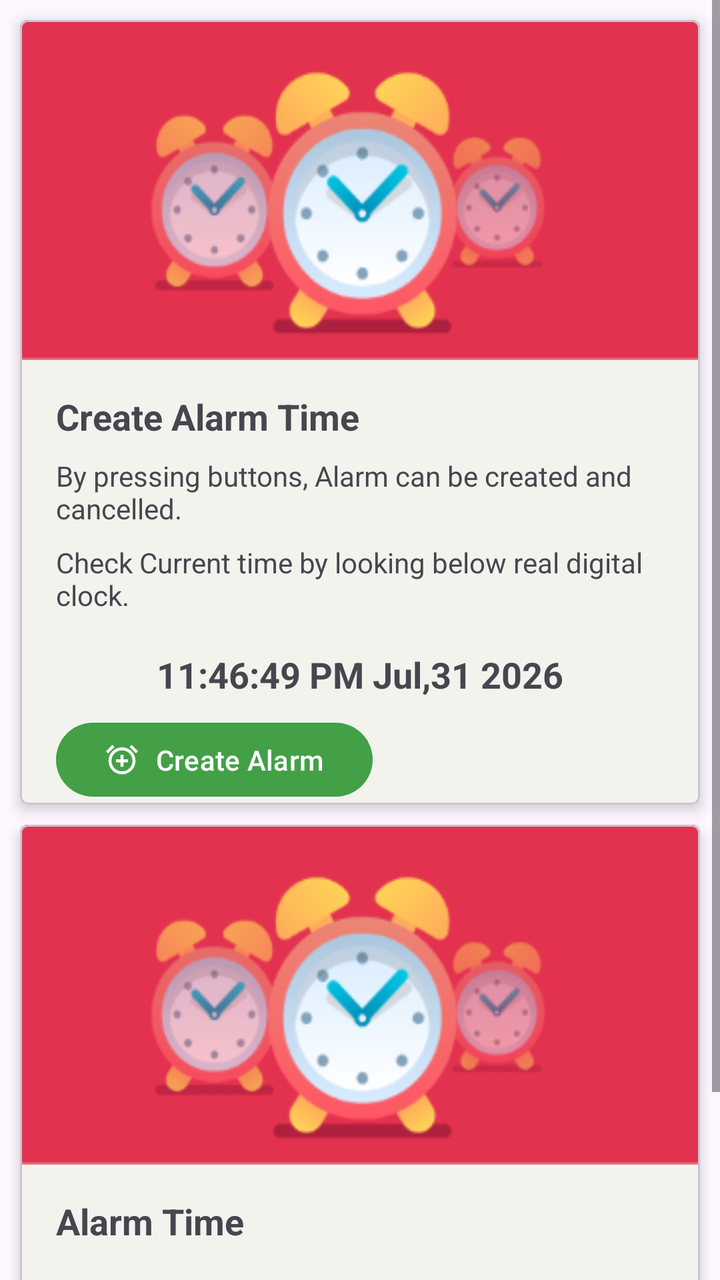
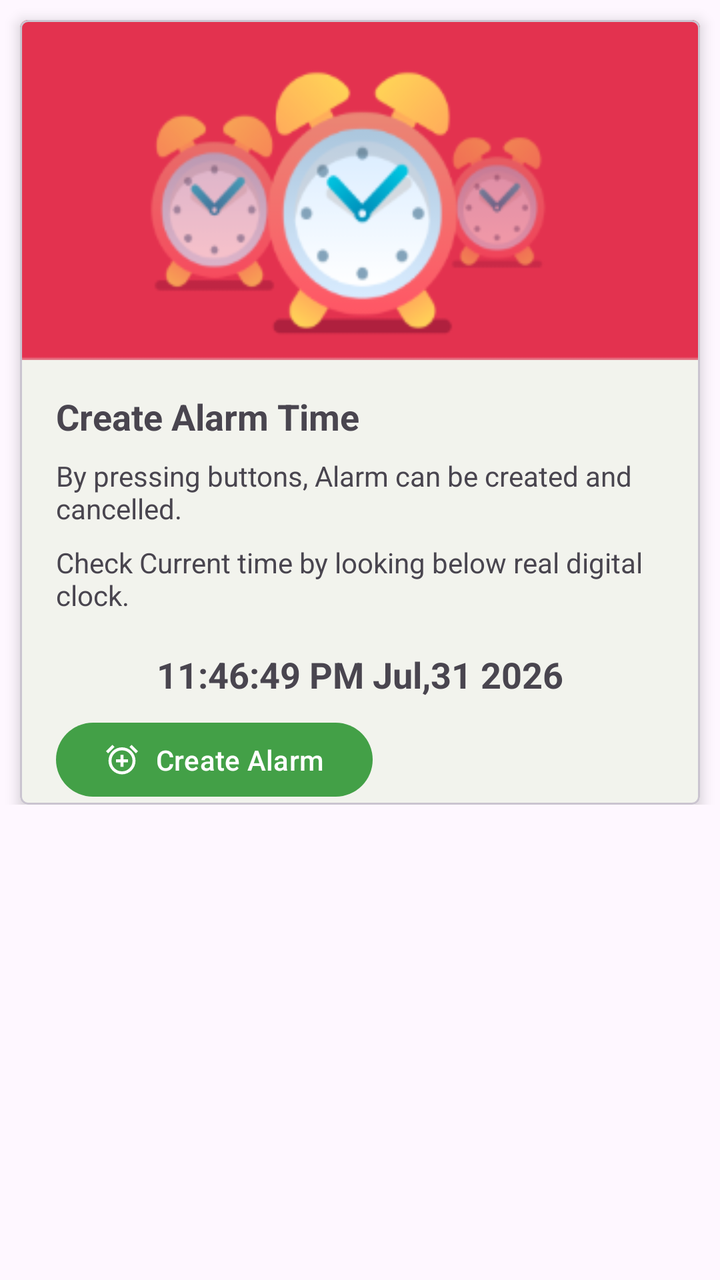

An Android layout rendered at two revisions. The XML below is the earlier revision; the diff shows what the commit changed to produce the second picture.
<!-- AndroidManifest.xml: application theme Theme._24012011140_MAD_Practical4 -->
<!-- res/layout/activity_main.xml -->
<?xml version="1.0" encoding="utf-8"?>
<androidx.constraintlayout.widget.ConstraintLayout
    xmlns:android="http://schemas.android.com/apk/res/android"
    xmlns:app="http://schemas.android.com/apk/res-auto"
    xmlns:tools="http://schemas.android.com/tools"
    android:id="@+id/main"
    android:layout_width="match_parent"
    android:layout_height="match_parent"
    tools:context=".MainActivity">

    <ScrollView
        android:layout_width="match_parent"
        android:layout_height="match_parent">

        <androidx.constraintlayout.widget.ConstraintLayout
            android:layout_width="match_parent"
            android:layout_height="wrap_content">

            

            <com.google.android.material.card.MaterialCardView
                android:id="@+id/cardCreate"
                android:layout_width="0dp"
                android:layout_height="wrap_content"
                android:layout_margin="10dp"
                app:cardCornerRadius="4dp"
                app:cardElevation="4dp"
                app:layout_constraintTop_toTopOf="parent"
                app:layout_constraintStart_toStartOf="parent"
                app:layout_constraintEnd_toEndOf="parent">

                <androidx.constraintlayout.widget.ConstraintLayout
                    android:layout_width="match_parent"
                    android:layout_height="wrap_content"
                    android:background="#F2F3ED">

                    <ImageView
                        android:id="@+id/imageAlarm1"
                        android:layout_width="0dp"
                        android:layout_height="170dp"
                        android:src="@drawable/alarm2"
                        android:scaleType="fitXY"
                        app:layout_constraintTop_toTopOf="parent"
                        app:layout_constraintStart_toStartOf="parent"
                        app:layout_constraintEnd_toEndOf="parent"/>

                    <TextView
                        android:id="@+id/txtTitle"
                        android:layout_width="wrap_content"
                        android:layout_height="wrap_content"
                        android:text="Create Alarm Time"
                        android:textSize="18sp"
                        android:textStyle="bold"
                        android:layout_marginStart="18dp"
                        android:layout_marginTop="16dp"
                        app:layout_constraintTop_toBottomOf="@id/imageAlarm1"
                        app:layout_constraintStart_toStartOf="parent"/>

                    <TextView
                        android:id="@+id/txtDesc1"
                        android:layout_width="0dp"
                        android:layout_height="wrap_content"
                        android:text="By pressing buttons, Alarm can be created and cancelled."
                        android:textSize="14sp"
                        android:layout_marginStart="18dp"
                        android:layout_marginEnd="18dp"
                        android:layout_marginTop="8dp"
                        app:layout_constraintTop_toBottomOf="@id/txtTitle"
                        app:layout_constraintStart_toStartOf="parent"
                        app:layout_constraintEnd_toEndOf="parent"/>

                    <TextView
                        android:id="@+id/txtDesc2"
                        android:layout_width="0dp"
                        android:layout_height="wrap_content"
                        android:text="Check Current time by looking below real digital clock."
                        android:textSize="14sp"
                        android:layout_marginStart="18dp"
                        android:layout_marginEnd="18dp"
                        android:layout_marginTop="8dp"
                        app:layout_constraintTop_toBottomOf="@id/txtDesc1"
                        app:layout_constraintStart_toStartOf="parent"
                        app:layout_constraintEnd_toEndOf="parent"/>

                    <TextView
                        android:id="@+id/txtCurrentTime"
                        android:layout_width="wrap_content"
                        android:layout_height="wrap_content"
                        android:text="11:46:49 PM Jul,31 2026"
                        android:textStyle="bold"
                        android:textSize="18sp"
                        android:layout_marginTop="18dp"
                        app:layout_constraintTop_toBottomOf="@id/txtDesc2"
                        app:layout_constraintStart_toStartOf="parent"
                        app:layout_constraintEnd_toEndOf="parent"/>

                    <com.google.android.material.button.MaterialButton
                        android:id="@+id/btnCreateAlarm"
                        android:layout_width="wrap_content"
                        android:layout_height="45dp"
                        android:text="Create Alarm"
                        android:textAllCaps="false"
                        android:textColor="@android:color/white"
                        android:layout_marginStart="18dp"
                        android:layout_marginTop="8dp"
                        android:layout_marginBottom="10dp"
                        app:backgroundTint="#43A047"
                        app:cornerRadius="22dp"
                        app:icon="@drawable/outline_alarm_add_24"
                        app:iconPadding="8dp"
                        app:layout_constraintTop_toBottomOf="@id/txtCurrentTime"
                        app:layout_constraintStart_toStartOf="parent"/>

                </androidx.constraintlayout.widget.ConstraintLayout>

            </com.google.android.material.card.MaterialCardView>

            

            <com.google.android.material.card.MaterialCardView
                android:id="@+id/cardAlarm"
                android:layout_width="0dp"
                android:layout_height="wrap_content"
                android:layout_margin="10dp"
                app:cardCornerRadius="4dp"
                app:cardElevation="4dp"
                app:layout_constraintTop_toBottomOf="@id/cardCreate"
                app:layout_constraintStart_toStartOf="parent"
                app:layout_constraintEnd_toEndOf="parent">

                <androidx.constraintlayout.widget.ConstraintLayout
                    android:layout_width="match_parent"
                    android:layout_height="wrap_content"
                    android:background="#F2F3ED">

                    <ImageView
                        android:id="@+id/imageAlarm2"
                        android:layout_width="0dp"
                        android:layout_height="170dp"
                        android:src="@drawable/alarm2"
                        android:scaleType="fitXY"
                        app:layout_constraintTop_toTopOf="parent"
                        app:layout_constraintStart_toStartOf="parent"
                        app:layout_constraintEnd_toEndOf="parent"/>

                    <TextView
                        android:id="@+id/txtAlarmTitle"
                        android:layout_width="wrap_content"
                        android:layout_height="wrap_content"
                        android:text="Alarm Time"
                        android:textSize="18sp"
                        android:textStyle="bold"
                        android:layout_marginStart="18dp"
                        android:layout_marginTop="16dp"
                        app:layout_constraintTop_toBottomOf="@id/imageAlarm2"
                        app:layout_constraintStart_toStartOf="parent"/>

                    <TextView
                        android:id="@+id/txtLabel"
                        android:layout_width="wrap_content"
                        android:layout_height="wrap_content"
                        android:text="Set Alarm Time :"
                        android:textStyle="bold"
                        android:textSize="16sp"
                        android:layout_marginStart="18dp"
                        android:layout_marginTop="16dp"
                        app:layout_constraintTop_toBottomOf="@id/txtAlarmTitle"
                        app:layout_constraintStart_toStartOf="parent"/>

                    <TextView
                        android:id="@+id/txtAlarmTime"
                        android:layout_width="wrap_content"
                        android:layout_height="wrap_content"
                        android:text="00 : 00"
                        android:textSize="20sp"
                        android:textStyle="bold"
                        android:layout_marginTop="12dp"
                        app:layout_constraintTop_toBottomOf="@id/txtLabel"
                        app:layout_constraintStart_toStartOf="parent"
                        app:layout_constraintEnd_toEndOf="parent"/>

                    <com.google.android.material.button.MaterialButton
                        android:id="@+id/btnCancelAlarm"
                        android:layout_width="wrap_content"
                        android:layout_height="45dp"
                        android:text="Cancel Alarm"
                        android:textAllCaps="false"
                        android:textColor="@android:color/white"
                        android:layout_marginStart="18dp"
                        android:layout_marginTop="6dp"
                        android:layout_marginBottom="10dp"
                        app:backgroundTint="#43A047"
                        app:cornerRadius="22dp"
                        app:icon="@drawable/outline_alarm_off_24"
                        app:iconPadding="8dp"
                        app:layout_constraintTop_toBottomOf="@id/txtAlarmTime"
                        app:layout_constraintStart_toStartOf="parent"/>

                </androidx.constraintlayout.widget.ConstraintLayout>

            </com.google.android.material.card.MaterialCardView>

        </androidx.constraintlayout.widget.ConstraintLayout>

    </ScrollView>

</androidx.constraintlayout.widget.ConstraintLayout>
<!-- resources referenced by this layout -->
<resources>
  <!-- drawable alarm2: png bitmap (drawable, 23603 bytes) -->
  <!-- drawable outline_alarm_add_24 (drawable) -->
  <vector xmlns:android="http://schemas.android.com/apk/res/android" android:height="24dp" android:tint="#000000" android:viewportHeight="960" android:viewportWidth="960" android:width="24dp">
        
      <path android:fillColor="@android:color/white" android:pathData="M440,680L520,680L520,560L640,560L640,480L520,480L520,360L440,360L440,480L320,480L320,560L440,560L440,680ZM339.5,851.5Q274,823 225.5,774.5Q177,726 148.5,660.5Q120,595 120,520Q120,445 148.5,379.5Q177,314 225.5,265.5Q274,217 339.5,188.5Q405,160 480,160Q555,160 620.5,188.5Q686,217 734.5,265.5Q783,314 811.5,379.5Q840,445 840,520Q840,595 811.5,660.5Q783,726 734.5,774.5Q686,823 620.5,851.5Q555,880 480,880Q405,880 339.5,851.5ZM480,520Q480,520 480,520Q480,520 480,520Q480,520 480,520Q480,520 480,520Q480,520 480,520Q480,520 480,520Q480,520 480,520Q480,520 480,520ZM224,94L280,150L110,320L54,264L224,94ZM736,94L906,264L850,320L680,150L736,94ZM480,800Q597,800 678.5,718.5Q760,637 760,520Q760,403 678.5,321.5Q597,240 480,240Q363,240 281.5,321.5Q200,403 200,520Q200,637 281.5,718.5Q363,800 480,800Z"/>
      
  </vector>
  <!-- drawable outline_alarm_off_24 (drawable) -->
  <vector xmlns:android="http://schemas.android.com/apk/res/android" android:height="24dp" android:tint="#000000" android:viewportHeight="960" android:viewportWidth="960" android:width="24dp">
        
      <path android:fillColor="@android:color/white" android:pathData="M798,690L738,630Q749,603 754.5,577.5Q760,552 760,524Q760,408 678,324Q596,240 480,240Q452,240 426,244.5Q400,249 374,260L314,200Q352,180 393.5,170Q435,160 480,160Q554,160 619.5,188Q685,216 734,265.5Q783,315 811.5,381Q840,447 840,524Q840,569 829,610.5Q818,652 798,690ZM850,320L680,150L736,94L906,264L850,320ZM820,936L694,810Q649,843 594.5,861.5Q540,880 480,880Q406,880 340.5,852Q275,824 226,776Q177,728 148.5,663Q120,598 120,524Q120,462 138.5,407.5Q157,353 192,308L158,274L110,322L54,266L102,218L28,144L84,88L876,880L820,936ZM480,801Q522,801 562,788Q602,775 636,752L248,366Q225,401 212.5,441.5Q200,482 200,524Q200,640 282,720.5Q364,801 480,801ZM442,559Q442,559 442,559Q442,559 442,559Q442,559 442,559Q442,559 442,559L442,559Q442,559 442,559Q442,559 442,559ZM556,445L556,445Q556,445 556,445Q556,445 556,445Q556,445 556,445Q556,445 556,445Q556,445 556,445Q556,445 556,445Z"/>
      
  </vector>
  <style name="Theme._24012011140_MAD_Practical4" parent="Base.Theme._24012011140_MAD_Practical4" />
  <style name="Base.Theme._24012011140_MAD_Practical4" parent="Theme.Material3.DayNight.NoActionBar">
          
          
      </style>
</resources>

<!-- the commit's change to res/layout/activity_main.xml (unified diff, before → after) -->
@@ -115,6 +115,7 @@
 
             </com.google.android.material.card.MaterialCardView>
 
+
             
 
             <com.google.android.material.card.MaterialCardView
@@ -122,6 +123,7 @@
                 android:layout_width="0dp"
                 android:layout_height="wrap_content"
                 android:layout_margin="10dp"
+                android:visibility="gone"
                 app:cardCornerRadius="4dp"
                 app:cardElevation="4dp"
                 app:layout_constraintTop_toBottomOf="@id/cardCreate"
